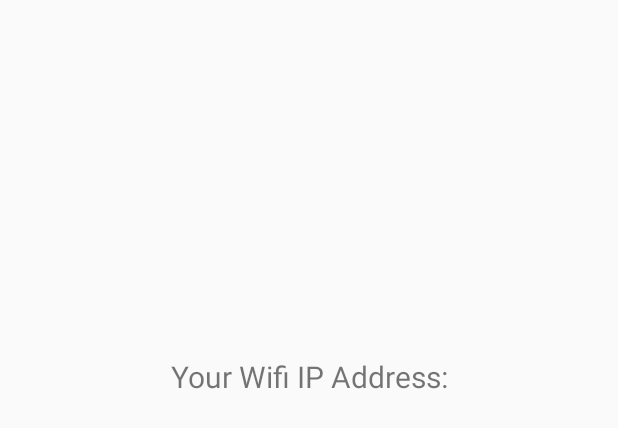
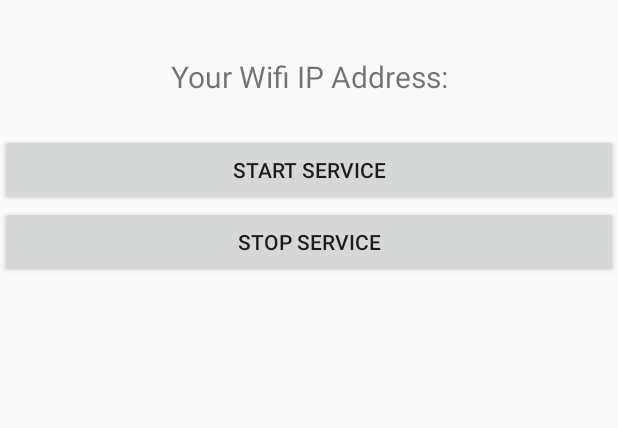
Before and after one commit to IzzanNurdin/HaiAndroid, an Android app: the layout activity_main.xml on its own in the app's theme, with its tools: preview values and no code run, on a phone screen of 412 x 824 dp. Shown: the top 428 px of the screen. Run offline under Robolectric (Android 15) with nearby library versions, the phone set to English and light mode, and no system bars.

Commit message:
add services

```diff
--- a/app/src/main/AndroidManifest.xml
+++ b/app/src/main/AndroidManifest.xml
@@ -21,6 +21,7 @@
             </intent-filter>
         </activity>
         <activity android:name=".MainActivity"></activity>
+        <service android:name=".MainService" android:exported="false"></service>
     </application>
 
 </manifest>
--- a/app/src/main/res/layout/activity_main.xml
+++ b/app/src/main/res/layout/activity_main.xml
@@ -21,7 +21,7 @@
         android:id="@+id/ipAddr"
         android:layout_width="match_parent"
         android:layout_height="wrap_content"
-        android:layout_marginTop="210sp"
+        android:layout_marginTop="10sp"
         android:gravity="center"
         android:text="@string/ip_addr"
         android:textAlignment="center"
@@ -37,4 +37,24 @@
         android:textAlignment="center"
         android:textSize="18sp" />
 
+    <Button
+        android:id="@+id/buttonStart"
+        android:layout_width="match_parent"
+        android:layout_height="wrap_content"
+        android:text="@string/startService"
+        android:onClick="startService"/>
+    <Button
+        android:id="@+id/buttonStop"
+        android:layout_width="match_parent"
+        android:layout_height="wrap_content"
+        android:text="@string/stopService"
+        android:onClick="stopService"/>
+
+    <TextView
+        android:id="@+id/textService"
+        android:textAlignment="center"
+        android:layout_width="match_parent"
+        android:layout_height="wrap_content"
+        android:text="" />
+
 </LinearLayout>
--- a/app/src/main/res/values/strings.xml
+++ b/app/src/main/res/values/strings.xml
@@ -1,4 +1,6 @@
 <resources>
     <string name="app_name">Hi Ip</string>
     <string name="ip_addr">Your Wifi IP Address: </string>
+    <string name="startService">Start Service</string>
+    <string name="stopService">Stop Service</string>
 </resources>
```
Also changed, not shown: app/src/main/java/id/ac/ui/cs/mobileprogramming/izzan/hai/MainActivity.java (+15 -0 lines), app/src/main/java/id/ac/ui/cs/mobileprogramming/izzan/hai/MainService.java (added, +40 -0 lines).
